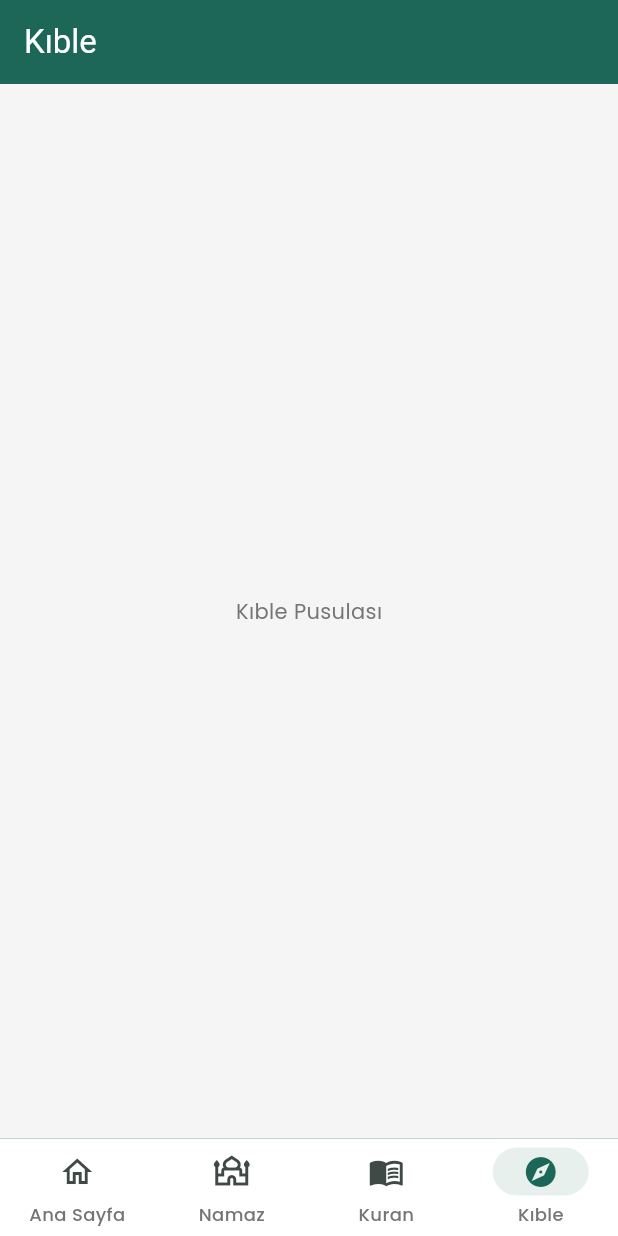
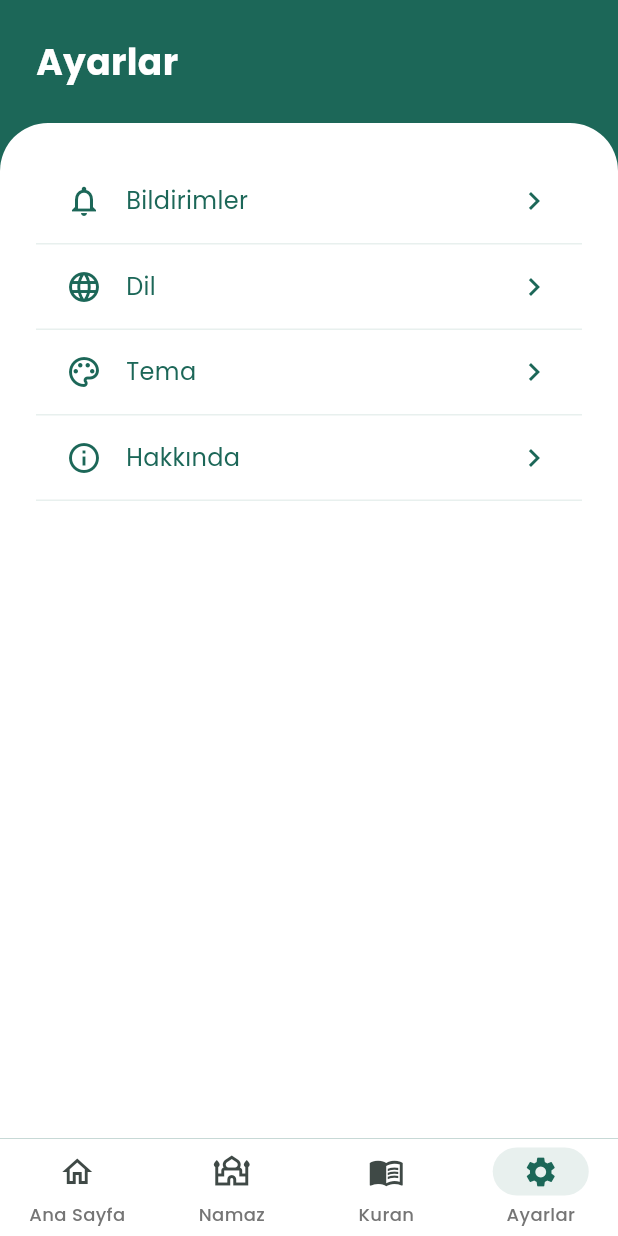
Before and after one commit to Furkiti/vozvoz, a Flutter app: the screen it shows after launch, item 4 of the bottom bar chosen, on a phone screen of 412 x 824 dp. Run offline on Flutter 3.47's test engine with Material 3 defaults, Android fonts, the phone set to English and light mode, and no system bars; our stand-ins replace connectivity_plus, dio, geocoding, geolocator, get_it, google_fonts and 3 more; network calls fail.

Commit message:
refactor: Update BottomNavBar and HomeScreen navigation for improved user experience
- Changed the BottomNavBar to include a Settings option instead of Qibla.
- Updated HomeScreen to navigate to the new SettingsScreen.
- Refactored the PrayerTimesScreen to enhance the date section layout and improve the display of location information.
- Added gesture detection for navigating to the QiblaScreen, improving interactivity.

```diff
--- a/lib/core/widgets/bottom_nav_bar.dart
+++ b/lib/core/widgets/bottom_nav_bar.dart
@@ -38,9 +38,9 @@ class BottomNavBar extends StatelessWidget {
           label: 'Kuran',
         ),
         NavigationDestination(
-          icon: Icon(Icons.explore_outlined),
-          selectedIcon: Icon(Icons.explore, color: Color(0xFF1C6758)),
-          label: 'Kıble',
+          icon: Icon(Icons.settings_outlined),
+          selectedIcon: Icon(Icons.settings, color: Color(0xFF1C6758)),
+          label: 'Ayarlar',
         ),
       ],
     );
--- a/lib/features/prayer_times/presentation/screens/home_screen.dart
+++ b/lib/features/prayer_times/presentation/screens/home_screen.dart
@@ -16,7 +16,7 @@ import 'package:vozvoz/core/constants/app_constants.dart';
 import 'package:provider/provider.dart';
 import 'package:vozvoz/features/prayer_times/presentation/providers/prayer_times_provider.dart';
 import 'package:vozvoz/features/quran/presentation/screens/quran_screen.dart';
-import 'package:vozvoz/features/qibla/presentation/screens/qibla_screen.dart';
+import 'package:vozvoz/features/settings/presentation/screens/settings_screen.dart';
 
 class HomeScreen extends StatefulWidget {
   const HomeScreen({super.key});
@@ -32,7 +32,7 @@ class _HomeScreenState extends State<HomeScreen> {
     const _HomeContent(),
     const PrayerTimesScreen(),
     const QuranScreen(),
-    const QiblaScreen(),
+    const SettingsScreen(),
   ];
 
   void _handleNavigation(int index) {
--- a/lib/features/prayer_times/presentation/screens/prayer_times_screen.dart
+++ b/lib/features/prayer_times/presentation/screens/prayer_times_screen.dart
@@ -3,6 +3,7 @@ import 'package:google_fonts/google_fonts.dart';
 import 'package:provider/provider.dart';
 import 'package:vozvoz/features/prayer_times/domain/models/prayer_time.dart';
 import 'package:vozvoz/features/prayer_times/presentation/providers/prayer_times_provider.dart';
+import 'package:vozvoz/features/qibla/presentation/screens/qibla_screen.dart';
 
 class PrayerTimesScreen extends StatelessWidget {
   const PrayerTimesScreen({super.key});
@@ -46,7 +47,7 @@ class PrayerTimesScreen extends StatelessWidget {
                         ),
                         child: Column(
                           children: [
-                            _buildDateSection(provider),
+                            _buildDateSection(context, provider),
                             const SizedBox(height: 24),
                             _buildNextPrayerCard(provider),
                             const SizedBox(height: 24),
@@ -148,8 +149,12 @@ class PrayerTimesScreen extends StatelessWidget {
     );
   }
 
-  Widget _buildDateSection(PrayerTimesProvider provider) {
-    return Column(
+  Widget _buildDateSection(BuildContext context, PrayerTimesProvider provider) {
+    return Row(
+      mainAxisAlignment: MainAxisAlignment.spaceBetween,
+      children: [
+        Column(
+          crossAxisAlignment: CrossAxisAlignment.start,
           children: [
             Row(
               children: [
@@ -186,6 +191,31 @@ class PrayerTimesScreen extends StatelessWidget {
                   ),
                 ),
               ],
+            ),
+          ],
+        ),
+        GestureDetector(
+          onTap: () {
+            Navigator.push(
+              context,
+              MaterialPageRoute(
+                builder: (context) => const QiblaScreen(),
+              ),
+            );
+          },
+          child: Container(
+            width: 48,
+            height: 48,
+            decoration: BoxDecoration(
+              color: const Color(0xFF1C6758).withOpacity(0.1),
+              borderRadius: BorderRadius.circular(24),
+            ),
+            child: const Icon(
+              Icons.explore_outlined,
+              color: Color(0xFF1C6758),
+              size: 24,
+            ),
+          ),
         ),
       ],
     );
--- /dev/null
+++ b/lib/features/settings/presentation/screens/settings_screen.dart
@@ -0,0 +1,118 @@
+import 'package:flutter/material.dart';
+import 'package:google_fonts/google_fonts.dart';
+
+class SettingsScreen extends StatelessWidget {
+  const SettingsScreen({super.key});
+
+  @override
+  Widget build(BuildContext context) {
+    return Scaffold(
+      backgroundColor: const Color(0xFF1C6758),
+      body: SafeArea(
+        child: Column(
+          children: [
+            _buildHeader(),
+            Expanded(
+              child: Container(
+                decoration: const BoxDecoration(
+                  color: Colors.white,
+                  borderRadius: BorderRadius.vertical(
+                    top: Radius.circular(32),
+                  ),
+                ),
+                child: ListView(
+                  padding: const EdgeInsets.all(24),
+                  children: [
+                    _buildSettingsItem(
+                      icon: Icons.notifications_outlined,
+                      title: 'Bildirimler',
+                      onTap: () {},
+                    ),
+                    _buildSettingsItem(
+                      icon: Icons.language_outlined,
+                      title: 'Dil',
+                      onTap: () {},
+                    ),
+                    _buildSettingsItem(
+                      icon: Icons.color_lens_outlined,
+                      title: 'Tema',
+                      onTap: () {},
+                    ),
+                    _buildSettingsItem(
+                      icon: Icons.info_outline,
+                      title: 'Hakkında',
+                      onTap: () {},
+                    ),
+                  ],
+                ),
+              ),
+            ),
+          ],
+        ),
+      ),
+    );
+  }
+
+  Widget _buildHeader() {
+    return Container(
+      padding: const EdgeInsets.all(24),
+      child: Row(
+        children: [
+          Text(
+            'Ayarlar',
+            style: GoogleFonts.poppins(
+              fontSize: 24,
+              fontWeight: FontWeight.bold,
+              color: Colors.white,
+            ),
+          ),
+        ],
+      ),
+    );
+  }
+
+  Widget _buildSettingsItem({
+    required IconData icon,
+    required String title,
+    required VoidCallback onTap,
+  }) {
+    return InkWell(
+      onTap: onTap,
+      borderRadius: BorderRadius.circular(16),
+      child: Container(
+        padding: const EdgeInsets.symmetric(vertical: 16, horizontal: 20),
+        decoration: BoxDecoration(
+          border: Border(
+            bottom: BorderSide(
+              color: const Color(0xFF1C6758).withOpacity(0.1),
+              width: 1,
+            ),
+          ),
+        ),
+        child: Row(
+          children: [
+            Icon(
+              icon,
+              color: const Color(0xFF1C6758),
+              size: 24,
+            ),
+            const SizedBox(width: 16),
+            Text(
+              title,
+              style: GoogleFonts.poppins(
+                fontSize: 16,
+                color: const Color(0xFF1C6758),
+              ),
+            ),
+            const Spacer(),
+            const Icon(
+              Icons.chevron_right,
+              color: Color(0xFF1C6758),
+              size: 24,
+            ),
+          ],
+        ),
+      ),
+    );
+  }
+}
```
Lines whose indentation alone changed are shown as unchanged.
